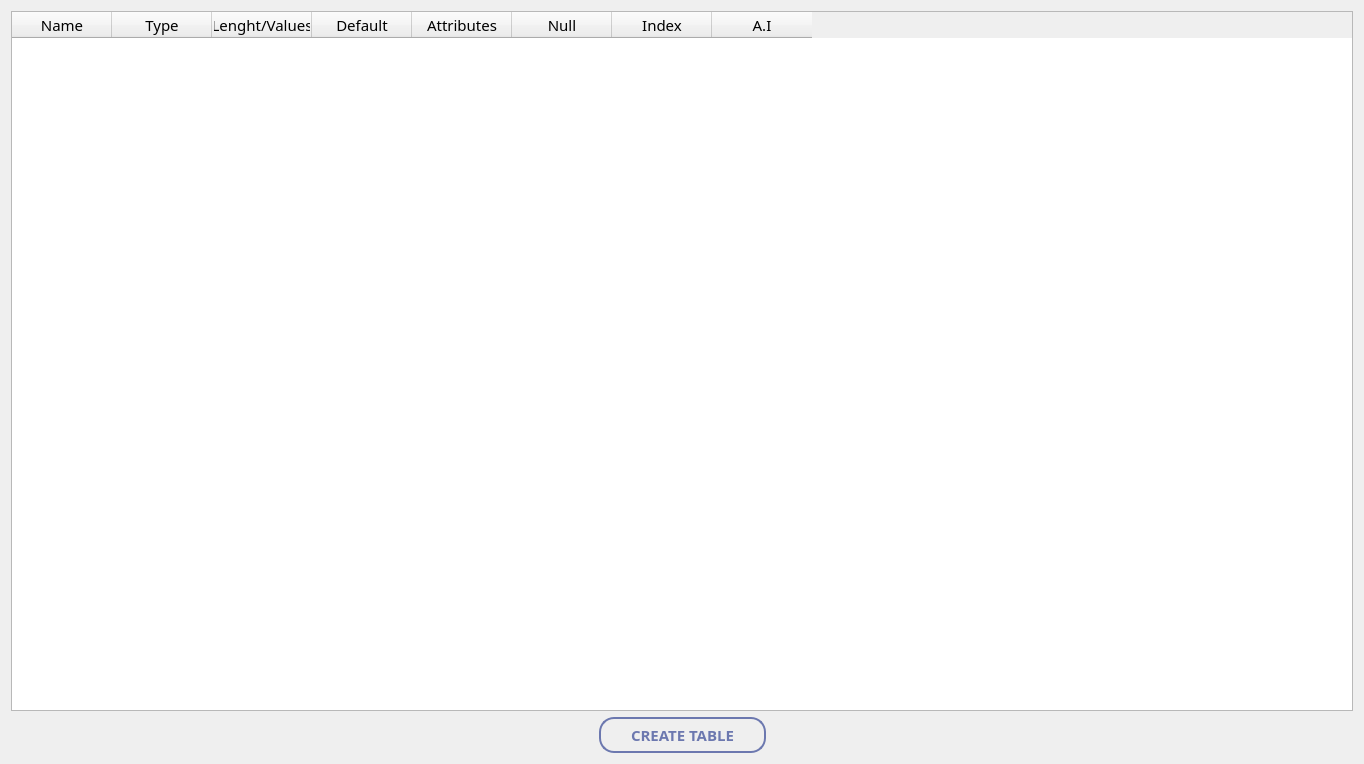
First picture: the form in addtable.ui, repository kevinall05/QtMyAdmin_v2, before the edit.
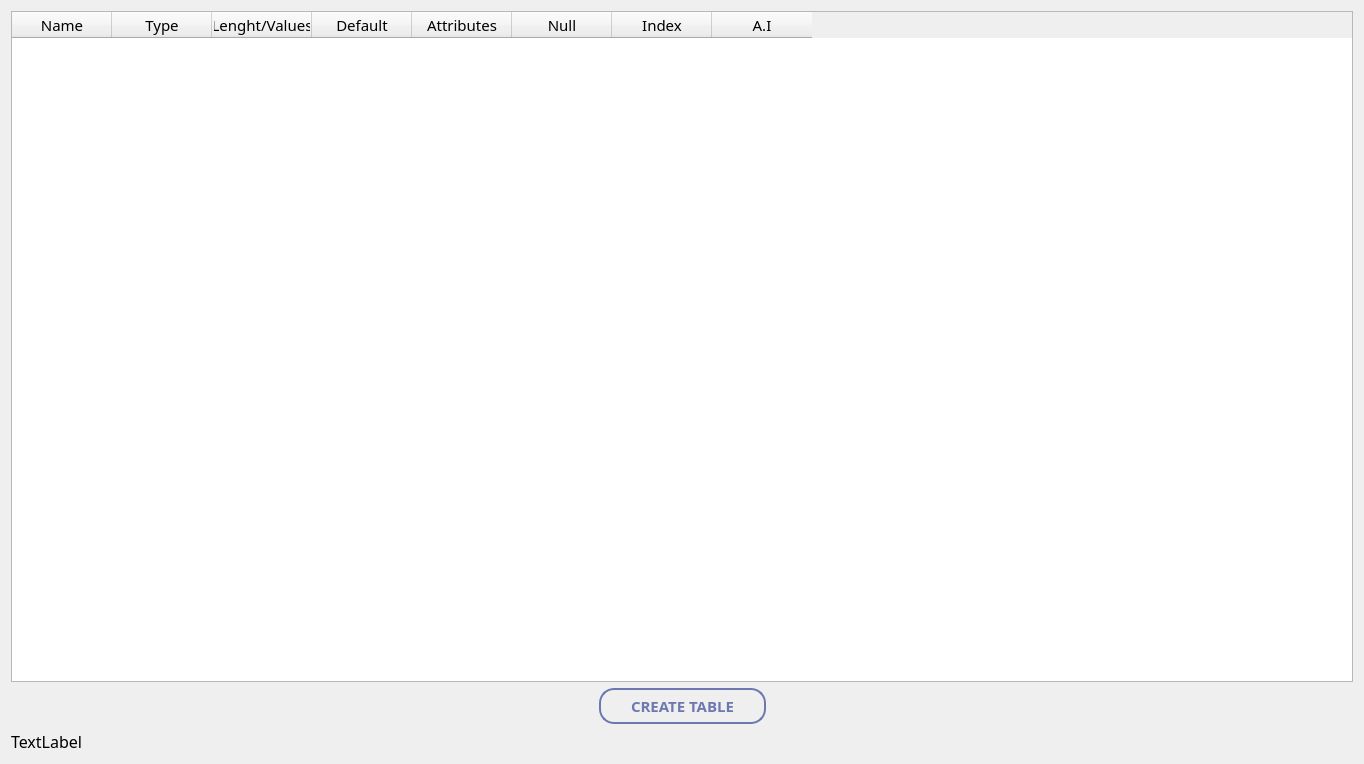
Second picture: the form after the edit.

What changed in the file:
```diff
--- a/addtable.ui
+++ b/addtable.ui
@@ -39,6 +39,7 @@
 
 QLabel {
 font-size: 16px;
+text-align:center;
 }</string>
   </property>
   <layout class="QVBoxLayout" name="verticalLayout">
@@ -123,6 +124,16 @@
      </item>
     </layout>
    </item>
+   <item>
+    <widget class="QLabel" name="labelError">
+     <property name="styleSheet">
+      <string notr="true">max-width:100%;</string>
+     </property>
+     <property name="text">
+      <string>TextLabel</string>
+     </property>
+    </widget>
+   </item>
   </layout>
  </widget>
  <resources/>
```
